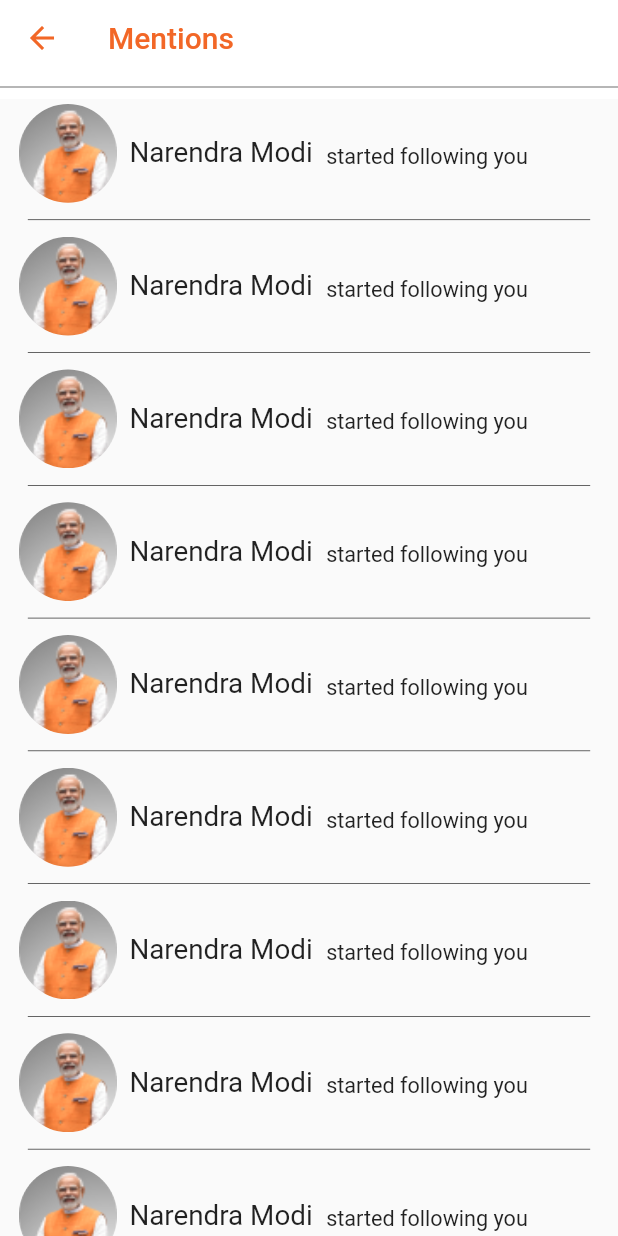
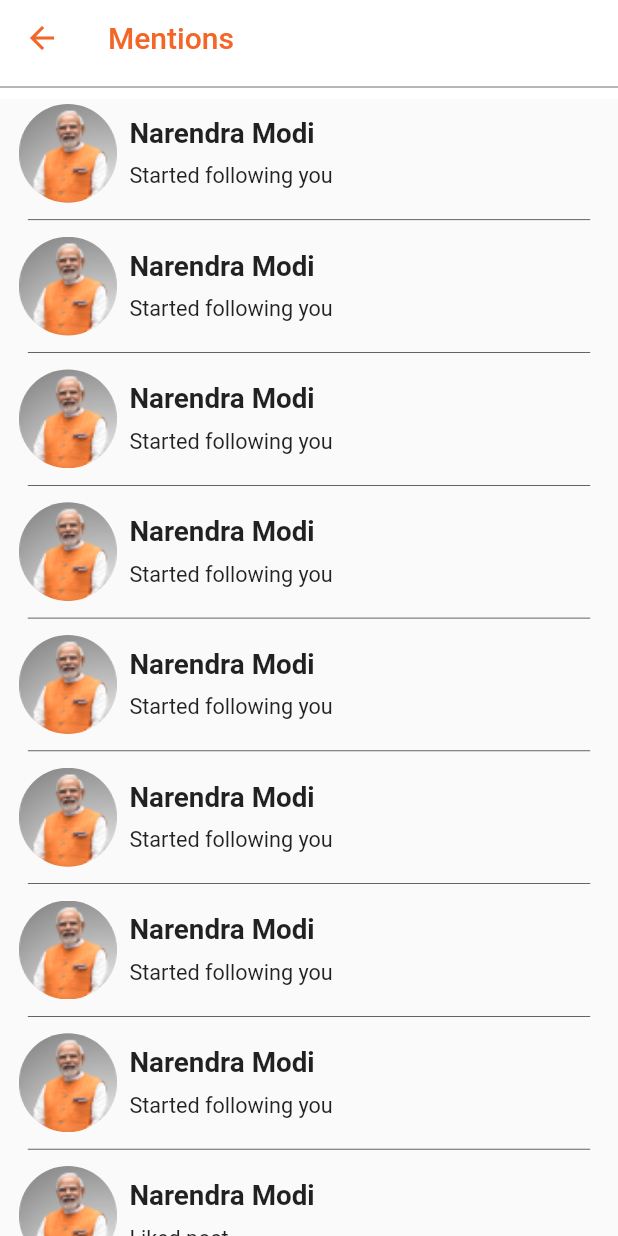
Before and after one commit to sohamkolhe9829/indi-chat-setu, a Flutter app: the Mentions screen opened directly, on a phone screen of 412 x 824 dp. Run offline on Flutter 3.47's test engine with Material 2 defaults, Android fonts, the phone set to English and light mode, and no system bars; our stand-ins replace file_picker, google_fonts, location, simple_circular_progress_bar; missing offline and left inert: flutter_image_stack.

Commit message:
Navigations and some ui changes done

```diff
--- a/lib/src/screens/dashboard/quiz_pages/ansQues.dart
+++ b/lib/src/screens/dashboard/quiz_pages/ansQues.dart
@@ -195,7 +195,7 @@ class _QATimerState extends State<QATimer> {
             width: height * 0.25, //18
             child: Card(
               shape: RoundedRectangleBorder(
-                borderRadius: BorderRadius.circular(80),
+                borderRadius: BorderRadius.circular(100),
               ),
               color: Colors.white,
               elevation: 25,
--- a/lib/src/screens/dashboard/quiz_pages/mentions.dart
+++ b/lib/src/screens/dashboard/quiz_pages/mentions.dart
@@ -13,90 +13,77 @@ class _MentionsState extends State<Mentions> {
       "name": "Narendra Modi",
       "designation": "Prime Minister",
       "profile_photo": Constants.prof,
+      "notification": "Started following you",
       "time": "20:10",
     },
     {
       "name": "Narendra Modi",
       "designation": "Prime Minister",
       "profile_photo": Constants.prof,
+      "notification": "Started following you",
       "time": "20:10",
     },
     {
       "name": "Narendra Modi",
       "designation": "Prime Minister",
       "profile_photo": Constants.prof,
+      "notification": "Started following you",
       "time": "20:10",
     },
     {
       "name": "Narendra Modi",
       "designation": "Prime Minister",
       "profile_photo": Constants.prof,
+      "notification": "Started following you",
       "time": "20:10",
     },
     {
       "name": "Narendra Modi",
       "designation": "Prime Minister",
       "profile_photo": Constants.prof,
+      "notification": "Started following you",
       "time": "20:10",
     },
     {
       "name": "Narendra Modi",
       "designation": "Prime Minister",
       "profile_photo": Constants.prof,
+      "notification": "Started following you",
       "time": "20:10",
     },
     {
       "name": "Narendra Modi",
       "designation": "Prime Minister",
       "profile_photo": Constants.prof,
+      "notification": "Started following you",
       "time": "20:10",
     },
     {
       "name": "Narendra Modi",
       "designation": "Prime Minister",
       "profile_photo": Constants.prof,
+      "notification": "Started following you",
       "time": "20:10",
     },
     {
       "name": "Narendra Modi",
       "designation": "Prime Minister",
       "profile_photo": Constants.prof,
+      "notification": "Liked post",
       "time": "20:10",
     },
     {
       "name": "Narendra Modi",
       "designation": "Prime Minister",
       "profile_photo": Constants.prof,
+      "notification": "Started following you",
       "time": "20:10",
     },
     {
       "name": "Narendra Modi",
       "designation": "Prime Minister",
       "profile_photo": Constants.prof,
-      "time": "20:10",
-    },
-    {
-      "name": "Narendra Modi",
-      "designation": "Prime Minister",
-      "profile_photo": Constants.prof,
-      "time": "20:10",
-    },
-    {
-      "name": "Narendra Modi",
-      "designation": "Prime Minister",
-      "profile_photo": Constants.prof,
-      "time": "20:10",
-    },
-    {
-      "name": "Narendra Modi",
-      "designation": "Prime Minister",
-      "profile_photo": Constants.prof,
-      "time": "20:10",
-    },
-    {
-      "name": "Narendra Modi",
-      "designation": "Prime Minister",
-      "profile_photo": Constants.prof,
+      "notification": "Started following you",
       "time": "20:10",
     },
   ];
@@ -158,21 +145,21 @@ class _MentionsState extends State<Mentions> {
               ),
               SizedBox(
                 width: MediaQuery.of(context).size.width * 0.73,
-                child: Wrap(
-                  crossAxisAlignment: WrapCrossAlignment.end,
+                child: Column(
+                  crossAxisAlignment: CrossAxisAlignment.start,
                   children: [
                     Text(
                       followList[index]['name'],
                       overflow: TextOverflow.ellipsis,
                       style: TextStyle(
-                        fontSize: MediaQuery.of(context).size.width * 0.045,
-                      ),
+                          fontSize: MediaQuery.of(context).size.width * 0.045,
+                          fontWeight: FontWeight.bold),
                     ),
                     const SizedBox(
-                      width: 9,
+                      height: 9,
                     ),
                     Text(
-                      'started following you',
+                      followList[index]['notification'],
                       style: TextStyle(
                         fontSize: MediaQuery.of(context).size.width * 0.035,
                       ),
--- a/lib/src/screens/welcome_pages/log_in.dart
+++ b/lib/src/screens/welcome_pages/log_in.dart
@@ -46,7 +46,8 @@ class LoginScreenState extends State<LoginScreen> {
                       child:
                           CustomWidgets.textField("Enter your E-mail", _email)),
                   CustomWidgets.sizedBox(height: height * 0.25),
-                  CustomWidgets.elevatedButton("Next", height, width)
+                  CustomWidgets.elevatedButton(
+                      context, "Next", height, width, "/otp")
                 ],
               ),
             ],
--- a/lib/src/screens/welcome_pages/otp.dart
+++ b/lib/src/screens/welcome_pages/otp.dart
@@ -153,7 +153,8 @@ class OtpScreenState extends State<OtpScreen> {
                     ),
                   ),
                   CustomWidgets.sizedBox(height: height * 0.15),
-                  CustomWidgets.elevatedButton("Next", height, width)
+                  CustomWidgets.elevatedButton(
+                      context, "Next", height, width, "/personType"),
                 ],
               ),
             ],
--- a/lib/src/screens/welcome_pages/person_type.dart
+++ b/lib/src/screens/welcome_pages/person_type.dart
@@ -102,7 +102,8 @@ class PersonTypeState extends State<PersonType> {
                         ),
                       )),
                   CustomWidgets.sizedBox(height: height * 0.23),
-                  CustomWidgets.elevatedButton("Next", height, width)
+                  CustomWidgets.elevatedButton(
+                      context, "Next", height, width, "/home")
                 ],
               ),
             ],
--- a/lib/src/screens/welcome_pages/sign_up.dart
+++ b/lib/src/screens/welcome_pages/sign_up.dart
@@ -131,7 +131,8 @@ class SignupScreenState extends State<SignupScreen> {
                       width: width * 0.8,
                       child: _dropDown(_nationality!, _nationalityOptions)),
                   CustomWidgets.sizedBox(height: height * 0.1),
-                  CustomWidgets.elevatedButton("Next", height, width)
+                  CustomWidgets.elevatedButton(
+                      context, "Next", height, width, "/otp")
                 ],
               ),
             ],
```
Also changed, not shown: lib/main.dart (+14 -1 lines), lib/src/screens/dashboard/chat_pages/view_profile.dart (+13 -6 lines), lib/src/screens/dashboard/home_pages/tabbar1.dart (+7 -5 lines), lib/src/screens/welcome_pages/welcome.dart (+21 -4 lines), lib/src/widgets/custom.dart (+10 -5 lines).
